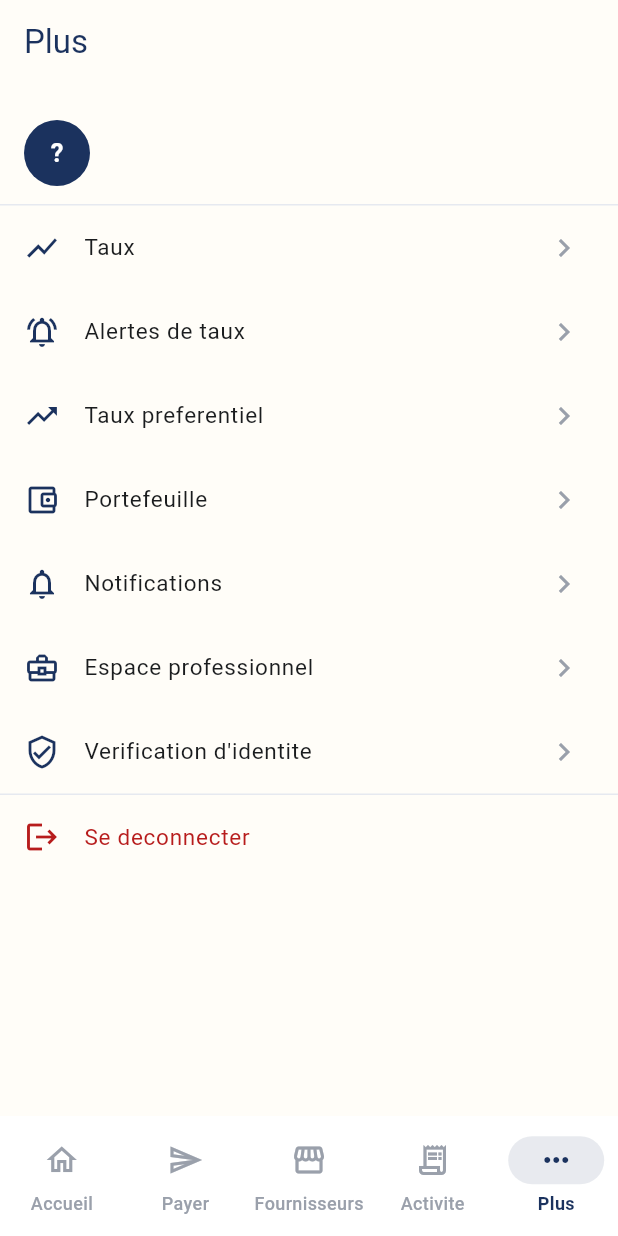
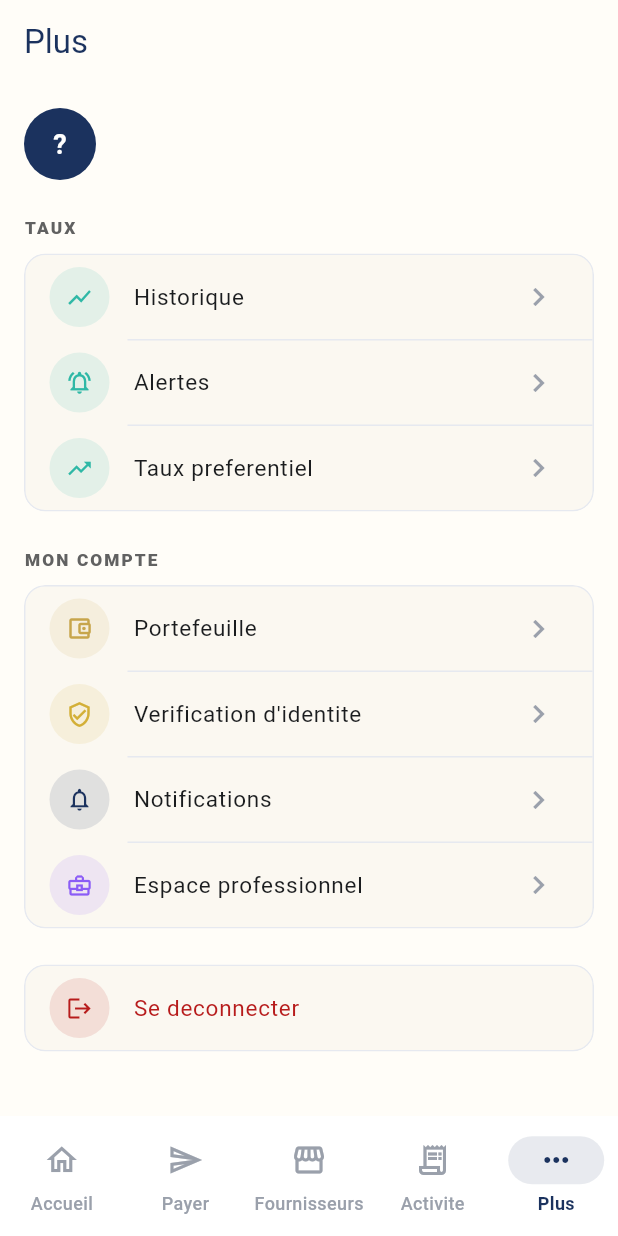
Before and after one commit to IDOEFRAIM/converter-dicko, a Flutter app: the MorePage screen opened by its route, on a phone screen of 412 x 824 dp. Run offline on Flutter 3.47's test engine with Material 3 defaults, Android fonts, the phone set to English and light mode, and no system bars; our stand-ins replace dio, flutter_secure_storage, go_router, image_picker, open_filex, pdf and 1 more; accounts and stored records are empty; network calls fail.

Commit message:
mobile: pastilles d'icones = langage standard de navigation, pas juste l'accueil
Suite au retour client ("app intuitive, on doit clairement comprendre
comment ca fonctionne") : extension du langage introduit sur l'accueil et
le detail de transfert a l'ensemble de la structure de navigation.

- shared/widgets/icon_badge.dart (nouveau) : IconBadge extrait, remplace le
  code duplique dans order_detail_page (_iconBadge + le cercle inline des
  cartes de document).
- more_page.dart (menu "Plus") : l'ancienne liste plate de 7 lignes
  identiques devient 3 groupes thematiques (TAUX / MON COMPTE / deconnexion
  isolee), chaque tuile porte la couleur de sa famille (signal = taux,
  keyline = portefeuille, ochre = identite -- meme couleur que le bandeau
  KYC de l'accueil --, violet = espace pro). On voit desormais l'organisation
  d'un coup d'oeil, pas seulement une liste a lire.
- quote_create_page / order_create_page : pastille orange (meme accent que
  "Payer") a cote de "VOUS ENVOYEZ" / "BENEFICIAIRE" -- le fil visuel du
  parcours de paiement est continu depuis l'accueil.
- AppColors : le commentaire de tete du bloc "Pastilles d'action" est mis a
  jour -- ce n'est plus un elargissement localise a l'accueil, c'est le
  langage standard de comprehension de l'app. La discipline "rouge = accent
  rare" reste la seule regle non negociable.
- docs/MOBILE_DESIGN_LANGUAGE.md : entree documentant la portee elargie.

Verifie : equilibrage des accolades OK (script) sur les 6 fichiers Dart
touches. Pas de SDK Flutter ici -- flutter analyze/run a faire cote build.

Co-Authored-By: Claude Sonnet 5 <noreply@anthropic.com>

```diff
--- a/mobile/lib/features/more/presentation/more_page.dart
+++ b/mobile/lib/features/more/presentation/more_page.dart
@@ -5,11 +5,17 @@ import 'package:provider/provider.dart';
 import '../../../core/auth/auth_session.dart';
 import '../../../core/theme/app_colors.dart';
 import '../../../core/theme/app_spacing.dart';
+import '../../../core/theme/app_surfaces.dart';
 import '../../../core/theme/app_typography.dart';
+import '../../../shared/widgets/icon_badge.dart';
 import '../../auth/data/auth_repository.dart';
 
-/// Menu "Plus" : fonctionnalites secondaires (mission section 19) — Taux,
-/// Alertes, Wallet, Notifications, Business, Profil — plus la deconnexion.
+/// Menu "Plus" : fonctionnalites secondaires, regroupees par theme (retour
+/// client sept. 2026 : "app intuitive, on doit clairement comprendre
+/// comment ca fonctionne") -- une longue liste plate de 7 lignes identiques
+/// ne le permettait pas. Chaque tuile porte l'icone coloree de sa famille,
+/// meme grammaire que [QuickActionsRow] (accueil) et les cartes de detail
+/// de transfert.
 class MorePage extends StatelessWidget {
   const MorePage({super.key});
 
@@ -20,19 +26,17 @@ class MorePage extends StatelessWidget {
     return Scaffold(
       appBar: AppBar(title: const Text('Plus')),
       body: ListView(
-        padding: const EdgeInsets.symmetric(vertical: AppSpacing.md),
+        padding: const EdgeInsets.all(AppSpacing.lg),
         children: [
-          if (user != null)
-            Padding(
-              padding: const EdgeInsets.symmetric(horizontal: AppSpacing.lg, vertical: AppSpacing.md),
-              child: Row(
+          if (user != null) ...[
+            Row(
               children: [
                 CircleAvatar(
-                    radius: 22,
+                  radius: 24,
                   backgroundColor: Theme.of(context).colorScheme.primary,
                   child: Text(
                     user.firstName.isEmpty ? '?' : user.firstName[0].toUpperCase(),
-                      style: const TextStyle(color: Colors.white, fontWeight: FontWeight.w700),
+                    style: const TextStyle(color: Colors.white, fontWeight: FontWeight.w700, fontSize: 18),
                   ),
                 ),
                 const SizedBox(width: AppSpacing.md),
@@ -40,52 +44,81 @@ class MorePage extends StatelessWidget {
                   child: Column(
                     crossAxisAlignment: CrossAxisAlignment.start,
                     children: [
-                        Text(user.fullName, style: AppTypography.bodyStrong),
+                      Text(user.fullName, style: AppTypography.titleMedium),
                       Text(user.phone, style: AppTypography.caption),
                     ],
                   ),
                 ),
               ],
             ),
+            const SizedBox(height: AppSpacing.xl),
+          ],
+          _MoreSection(
+            title: 'TAUX',
+            tiles: [
+              _MoreTile(
+                icon: Icons.show_chart,
+                color: AppColors.signal,
+                label: 'Historique',
+                onTap: () => context.push('/more/rates'),
               ),
-          const Divider(),
-          _MoreTile(icon: Icons.show_chart, label: 'Taux', onTap: () => context.push('/more/rates')),
               _MoreTile(
                 icon: Icons.notifications_active_outlined,
-            label: 'Alertes de taux',
+                color: AppColors.signal,
+                label: 'Alertes',
                 onTap: () => context.push('/more/rate-alerts'),
               ),
               _MoreTile(
                 icon: Icons.trending_up,
+                color: AppColors.signal,
                 label: 'Taux preferentiel',
                 onTap: () => context.push('/more/preferred-rate'),
               ),
+            ],
+          ),
+          const SizedBox(height: AppSpacing.xl),
+          _MoreSection(
+            title: 'MON COMPTE',
+            tiles: [
               _MoreTile(
                 icon: Icons.account_balance_wallet_outlined,
+                color: AppColors.keyline,
                 label: 'Portefeuille',
                 onTap: () => context.push('/more/wallet'),
               ),
               _MoreTile(
+                icon: Icons.verified_user_outlined,
+                color: AppColors.ochre,
+                label: "Verification d'identite",
+                onTap: () => context.push('/more/kyc'),
+              ),
+              _MoreTile(
                 icon: Icons.notifications_outlined,
+                color: Theme.of(context).colorScheme.primary,
                 label: 'Notifications',
                 onTap: () => context.push('/more/notifications'),
               ),
               _MoreTile(
                 icon: Icons.business_center_outlined,
+                color: AppColors.shortcutViolet,
                 label: 'Espace professionnel',
                 onTap: () => context.push('/more/business'),
               ),
-          _MoreTile(
-            icon: Icons.verified_user_outlined,
-            label: "Verification d'identite",
-            onTap: () => context.push('/more/kyc'),
+            ],
           ),
-          const Divider(),
-          _MoreTile(
+          const SizedBox(height: AppSpacing.xl),
+          ClipRRect(
+            borderRadius: BorderRadius.circular(AppSpacing.radiusMd),
+            child: Container(
+              decoration: AppSurfaces.paper(raised: false),
+              child: _MoreTile(
                 icon: Icons.logout,
+                color: AppColors.negative,
                 label: 'Se deconnecter',
-            color: AppColors.negative,
+                showChevron: false,
                 onTap: () => context.read<AuthRepository>().logout(),
+              ),
+            ),
           ),
         ],
       ),
@@ -93,20 +126,59 @@ class MorePage extends StatelessWidget {
   }
 }
 
+class _MoreSection extends StatelessWidget {
+  final String title;
+  final List<_MoreTile> tiles;
+
+  const _MoreSection({required this.title, required this.tiles});
+
+  @override
+  Widget build(BuildContext context) {
+    return Column(
+      crossAxisAlignment: CrossAxisAlignment.start,
+      children: [
+        Text(title, style: AppTypography.eyebrow),
+        const SizedBox(height: AppSpacing.sm),
+        ClipRRect(
+          borderRadius: BorderRadius.circular(AppSpacing.radiusMd),
+          child: Container(
+            decoration: AppSurfaces.paper(raised: false),
+            child: Column(
+              children: [
+                for (var i = 0; i < tiles.length; i++) ...[
+                  tiles[i],
+                  if (i < tiles.length - 1) const Divider(height: 1, indent: AppSpacing.lg + 40 + AppSpacing.md),
+                ],
+              ],
+            ),
+          ),
+        ),
+      ],
+    );
+  }
+}
+
 class _MoreTile extends StatelessWidget {
   final IconData icon;
+  final Color color;
   final String label;
   final VoidCallback onTap;
-  final Color? color;
+  final bool showChevron;
 
-  const _MoreTile({required this.icon, required this.label, required this.onTap, this.color});
+  const _MoreTile({
+    required this.icon,
+    required this.color,
+    required this.label,
+    required this.onTap,
+    this.showChevron = true,
+  });
 
   @override
   Widget build(BuildContext context) {
     return ListTile(
-      leading: Icon(icon, color: color ?? Theme.of(context).colorScheme.primary),
-      title: Text(label, style: AppTypography.body.copyWith(color: color)),
-      trailing: color == null ? const Icon(Icons.chevron_right, color: AppColors.inkFaint) : null,
+      leading: IconBadge(icon: icon, color: color, size: 40),
+      title: Text(label, style: AppTypography.body.copyWith(color: showChevron ? null : color)),
+      trailing: showChevron ? const Icon(Icons.chevron_right, color: AppColors.inkFaint) : null,
       onTap: onTap,
     );
   }
--- a/mobile/lib/features/orders/presentation/order_create_page.dart
+++ b/mobile/lib/features/orders/presentation/order_create_page.dart
@@ -8,6 +8,7 @@ import '../../../core/theme/app_typography.dart';
 import '../../../shared/models/money.dart';
 import '../../../shared/models/purpose.dart';
 import '../../../shared/utils/validators.dart';
+import '../../../shared/widgets/icon_badge.dart';
 import '../../../shared/widgets/loading_view.dart';
 import '../../../shared/widgets/primary_action.dart';
 import '../../orders/data/order_api.dart';
@@ -154,7 +155,13 @@ class _OrderCreateViewState extends State<_OrderCreateView> {
               ),
             ],
             const SizedBox(height: AppSpacing.xl),
-            Text('BENEFICIAIRE', style: AppTypography.eyebrow),
+            Row(
+              children: [
+                const IconBadge(icon: Icons.storefront_outlined, color: AppColors.shortcutOrange, size: 32),
+                const SizedBox(width: AppSpacing.sm),
+                Text('BENEFICIAIRE', style: AppTypography.eyebrow),
+              ],
+            ),
             const SizedBox(height: AppSpacing.sm),
             if (controller.loadingSuppliers)
               const LoadingView()
--- a/mobile/lib/features/orders/presentation/order_detail_page.dart
+++ b/mobile/lib/features/orders/presentation/order_detail_page.dart
@@ -12,6 +12,7 @@ import '../../../shared/utils/file_share.dart';
 import '../../../shared/utils/validators.dart';
 import '../../../shared/widgets/corridor.dart';
 import '../../../shared/widgets/error_state.dart';
+import '../../../shared/widgets/icon_badge.dart';
 import '../../../shared/widgets/loading_view.dart';
 import '../../../shared/widgets/memory_frame.dart';
 import '../../../shared/widgets/status_badge.dart';
@@ -271,13 +272,7 @@ class _OrderDetailView extends StatelessWidget {
         children: [
           Row(
             children: [
-              Container(
-                width: 40,
-                height: 40,
-                alignment: Alignment.center,
-                decoration: BoxDecoration(color: accentSurface, shape: BoxShape.circle),
-                child: Icon(icon, color: accent, size: 20),
-              ),
+              IconBadge(icon: icon, color: accent, background: accentSurface),
               const SizedBox(width: AppSpacing.md),
               Expanded(
                 child: Column(
@@ -365,7 +360,7 @@ class _OrderDetailView extends StatelessWidget {
       child: _panel(
         child: Row(
           children: [
-            _iconBadge(context, Icons.timeline, Theme.of(context).colorScheme.primary),
+            IconBadge(icon: Icons.timeline, color: Theme.of(context).colorScheme.primary, size: 36),
             const SizedBox(width: AppSpacing.md),
             const Expanded(child: Text('Voir le suivi du transfert')),
             const Icon(Icons.chevron_right, color: AppColors.inkFaint),
@@ -381,7 +376,7 @@ class _OrderDetailView extends StatelessWidget {
       child: Row(
         crossAxisAlignment: CrossAxisAlignment.start,
         children: [
-          _iconBadge(context, Icons.local_shipping_outlined, Theme.of(context).colorScheme.primary),
+          IconBadge(icon: Icons.local_shipping_outlined, color: Theme.of(context).colorScheme.primary, size: 36),
           const SizedBox(width: AppSpacing.md),
           Expanded(
             child: Column(
@@ -396,19 +391,6 @@ class _OrderDetailView extends StatelessWidget {
           ),
         ],
       ),
-    );
-  }
-
-  /// Pastille d'icone coloree partagee par les panneaux secondaires (suivi,
-  /// reglement) — meme langage que [QuickActionsRow] et les cartes de
-  /// document, en plus discret (36px, teinte de l'accent courant).
-  Widget _iconBadge(BuildContext context, IconData icon, Color color) {
-    return Container(
-      width: 36,
-      height: 36,
-      alignment: Alignment.center,
-      decoration: BoxDecoration(color: color.withValues(alpha: 0.12), shape: BoxShape.circle),
-      child: Icon(icon, color: color, size: 18),
     );
   }
 
--- a/mobile/lib/features/quote/presentation/quote_create_page.dart
+++ b/mobile/lib/features/quote/presentation/quote_create_page.dart
@@ -9,6 +9,7 @@ import '../../../shared/models/money.dart';
 import '../../../shared/utils/date_formatting.dart';
 import '../../../shared/utils/validators.dart';
 import '../../../shared/widgets/corridor.dart';
+import '../../../shared/widgets/icon_badge.dart';
 import '../../../shared/widgets/primary_action.dart';
 import '../../../shared/widgets/transfer_ticket.dart';
 import '../../orders/presentation/order_create_page.dart';
@@ -111,7 +112,13 @@ class _QuoteCreateViewState extends State<_QuoteCreateView> {
 
   List<Widget> _buildAmountForm(QuoteCreateController controller) {
     return [
-      Text('VOUS ENVOYEZ', style: AppTypography.eyebrow),
+      Row(
+        children: [
+          const IconBadge(icon: Icons.send_outlined, color: AppColors.shortcutOrange, size: 32),
+          const SizedBox(width: AppSpacing.sm),
+          Text('VOUS ENVOYEZ', style: AppTypography.eyebrow),
+        ],
+      ),
       const SizedBox(height: AppSpacing.sm),
       Form(
         key: _formKey,
--- /dev/null
+++ b/mobile/lib/shared/widgets/icon_badge.dart
@@ -0,0 +1,26 @@
+import 'package:flutter/material.dart';
+
+/// Pastille ronde coloree (icone) — langage de design partage par
+/// [QuickActionsRow] (accueil) et toutes les cartes/listes qui en decoulent :
+/// une action ou une section se reconnait d'abord a sa couleur et son icone,
+/// le texte vient en second (retour client, sept. 2026 : "app intuitive, on
+/// doit clairement comprendre comment ca fonctionne", moins de texte).
+class IconBadge extends StatelessWidget {
+  final IconData icon;
+  final Color color;
+  final Color? background;
+  final double size;
+
+  const IconBadge({super.key, required this.icon, required this.color, this.background, this.size = 40});
+
+  @override
+  Widget build(BuildContext context) {
+    return Container(
+      width: size,
+      height: size,
+      alignment: Alignment.center,
+      decoration: BoxDecoration(color: background ?? color.withValues(alpha: 0.12), shape: BoxShape.circle),
+      child: Icon(icon, color: color, size: size * 0.45),
+    );
+  }
+}
```
Also changed, not shown: mobile/lib/core/theme/app_colors.dart (+11 -8 lines), 1 other file. Lines whose indentation alone changed are shown as unchanged.
